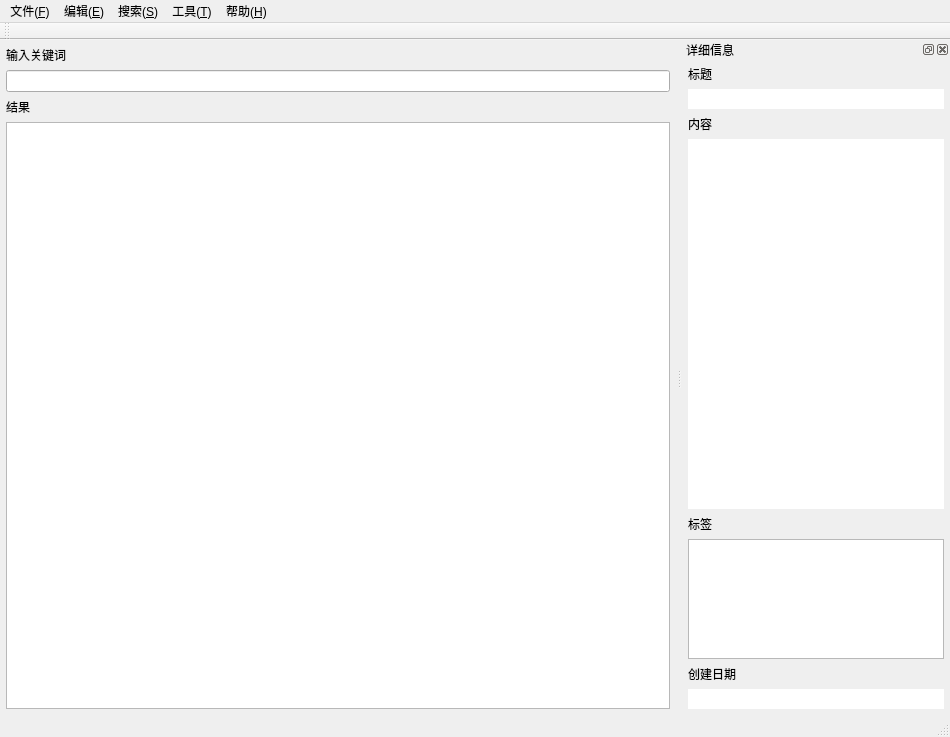
Qt form Raca/MainWindow.ui (SkyD666/Raca) before a commit.
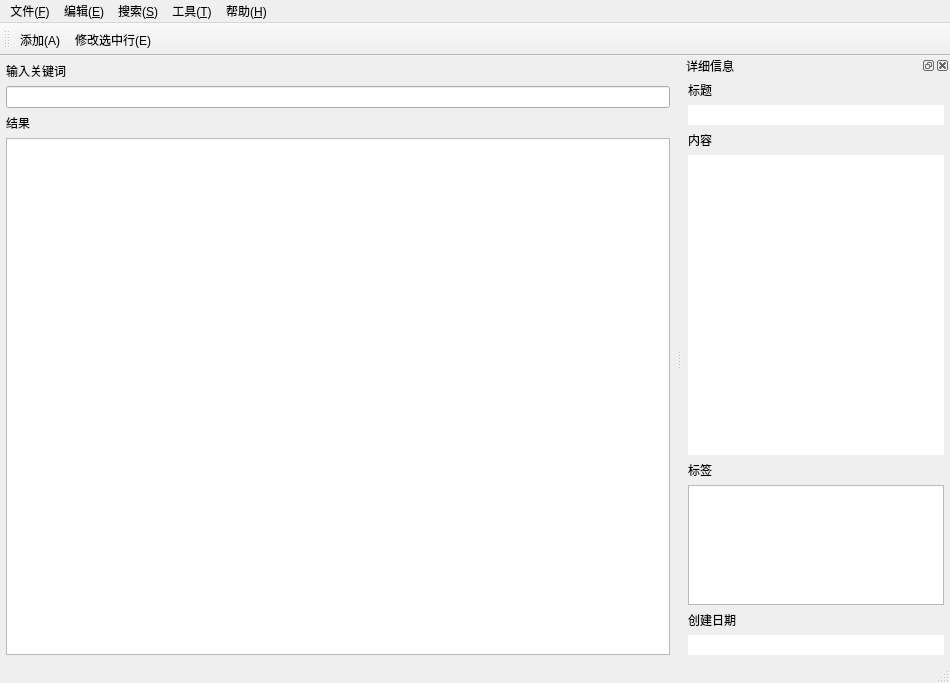
The same form after that commit. Icons and pictures are not drawn.

```diff
--- a/Raca/MainWindow.ui
+++ b/Raca/MainWindow.ui
@@ -7,7 +7,7 @@
     <x>0</x>
     <y>0</y>
     <width>950</width>
-    <height>737</height>
+    <height>683</height>
    </rect>
   </property>
   <property name="windowTitle">
@@ -126,6 +126,8 @@
    <attribute name="toolBarBreak">
     <bool>false</bool>
    </attribute>
+   <addaction name="actionAdd"/>
+   <addaction name="actionEdit"/>
   </widget>
   <widget class="QStatusBar" name="statusBar"/>
   <widget class="QDockWidget" name="dwDetailInfo">
```
Left out of the diff: 15 changed lines with no effect on the pictures.
